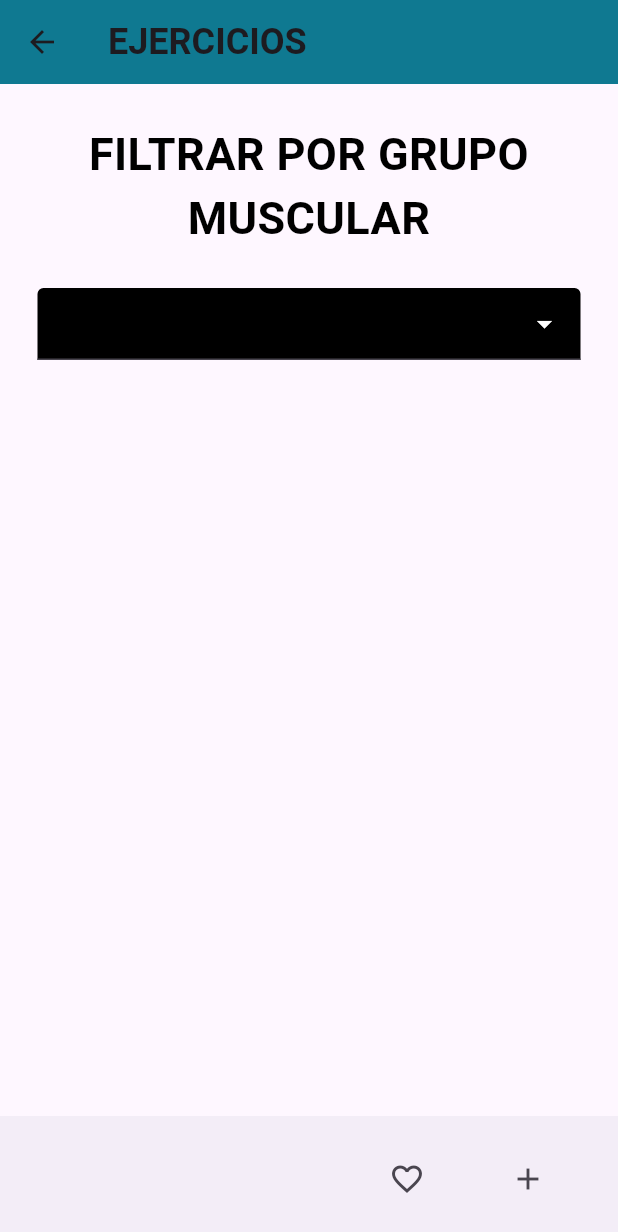
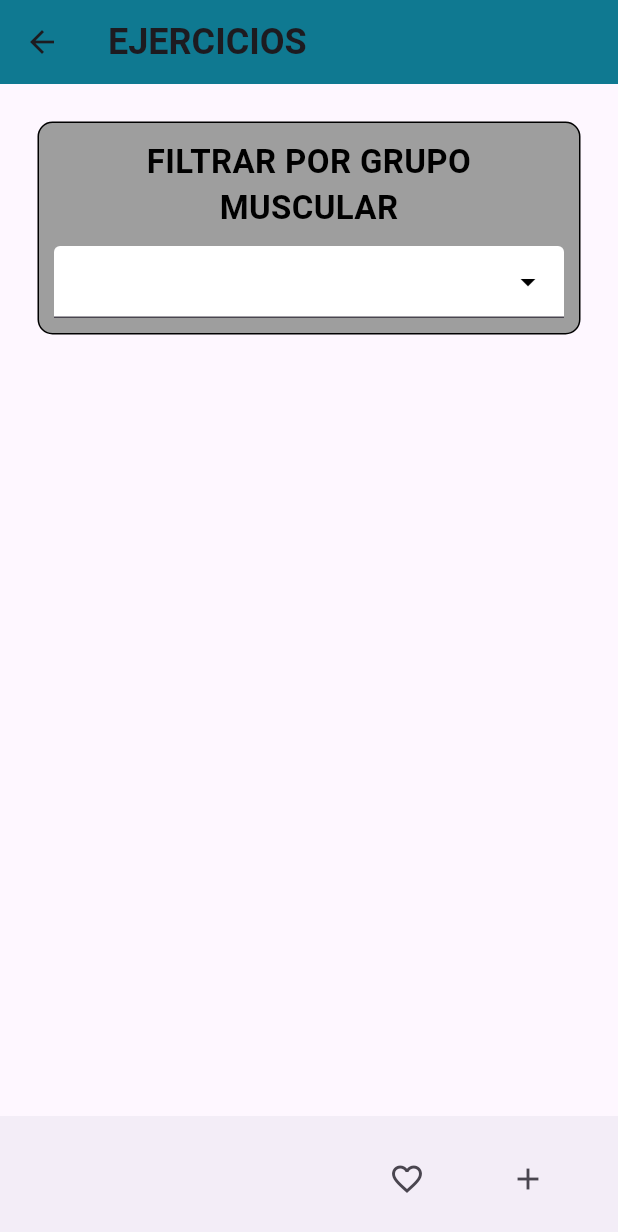
Before and after one commit to MarceloSalaDAM/GymAppTFG, a Flutter app: the ExerciseListScreen screen opened directly, on a phone screen of 412 x 824 dp. Shown: the top 1232 px of the screen. Run offline on Flutter 3.47's test engine with Material 3 defaults, Android fonts, the phone set to English and light mode, and no system bars; our stand-ins replace cloud_firestore, firebase_auth, firebase_core, firebase_storage, flutter_spinkit, google_fonts and 3 more; missing offline and left inert: flutter_background_service; accounts and stored records are empty.

Commit message:
Ajustes varios 12

```diff
--- a/lib/src/list_views/exercise_list_view.dart
+++ b/lib/src/list_views/exercise_list_view.dart
@@ -71,26 +71,39 @@ class _ExerciseListScreenState extends State<ExerciseListScreen> {
                   mainAxisAlignment: MainAxisAlignment.center,
                   crossAxisAlignment: CrossAxisAlignment.center,
                   children: [
+                    // Contenedor para el texto y el DropdownButtonFormField
+                    Container(
+                      decoration: BoxDecoration(
+                        borderRadius: BorderRadius.circular(10),
+                        border: Border.all(color: Colors.black),
+                        color: Colors.grey, // Borde del contenedor
+                      ),
+                      padding: const EdgeInsets.all(10),
+                      child: Column(
+                        children: [
                           const Text(
                             "FILTRAR POR GRUPO MUSCULAR",
                             textAlign: TextAlign.center,
                             style: TextStyle(
-                        fontSize: 30,
+                              fontSize: 22,
                               fontWeight: FontWeight.bold,
                               color: Colors.black,
                             ),
                           ),
-                    const SizedBox(height: 25),
+                          const SizedBox(height: 10),
                           DropdownButtonFormField<String>(
                             value: selectedGroup,
                             decoration: const InputDecoration(
                               filled: true,
-                        fillColor: Colors.black,
+                              fillColor: Colors.white,
                             ),
-                      style: const TextStyle(color: Colors.white, fontSize: 15),
+                            style: const TextStyle(
+                                color: Colors.black,
+                                fontSize: 18,
+                                fontWeight: FontWeight.bold),
                             icon: const Icon(Icons.arrow_drop_down,
-                          color: Colors.white),
-                      dropdownColor: Colors.black,
+                                color: Colors.black),
+                            dropdownColor: Colors.white,
                             onChanged: (value) {
                               setState(() {
                                 selectedGroup = value!;
@@ -98,27 +111,29 @@ class _ExerciseListScreenState extends State<ExerciseListScreen> {
                                     0); // Sin necesidad de mantener en el estado local
                               });
                             },
-                      items: obtenerGrupos(widget.ejercicios).map((grupo) {
+                            items:
+                                obtenerGrupos(widget.ejercicios).map((grupo) {
                               return DropdownMenuItem<String>(
                                 value: grupo,
                                 child: Text(
                                   grupo,
-                            style: const TextStyle(color: Colors.white),
+                                  style: const TextStyle(color: Colors.black),
                                 ),
                               );
                             }).toList(),
                           ),
-                    const SizedBox(height: 10),
-                    Center(
-                      child: Container(
-                        height: MediaQuery.of(context).size.height > 800
-                            ? 450
-                            : 500,
+                        ],
+                      ),
+                    ),
+                    // Contenedor para las tarjetas de información
+                    Container(
+                      height:
+                          MediaQuery.of(context).size.height > 800 ? 450 : 500,
                       child: PageView.builder(
                         controller: _pageController,
                         itemCount: widget.ejercicios
-                              .where((ejercicio) =>
-                                  ejercicio.grupo == selectedGroup)
+                            .where(
+                                (ejercicio) => ejercicio.grupo == selectedGroup)
                             .length,
                         itemBuilder: (BuildContext context, int index) {
                           return Container(
@@ -136,7 +151,6 @@ class _ExerciseListScreenState extends State<ExerciseListScreen> {
                             ),
                           );
                         },
-                        ),
                       ),
                     ),
                   ],
```
Also changed, not shown: lib/src/custom/rotating_card_custom.dart (+34 -17 lines). Lines whose indentation alone changed are shown as unchanged.
